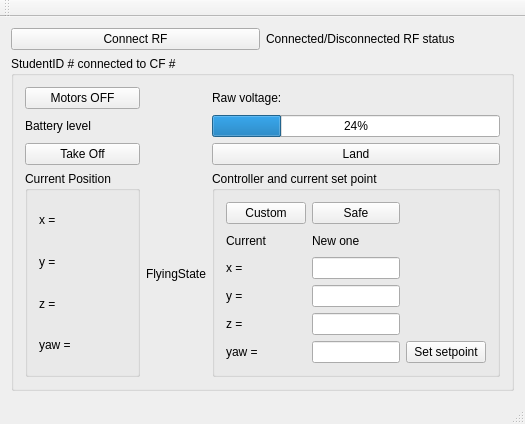
Qt form pps_ws/src/d_fall_pps/GUI_Qt/studentGUI/src/MainWindow.ui (alexdidier/rampc-quadrotor) before a commit.
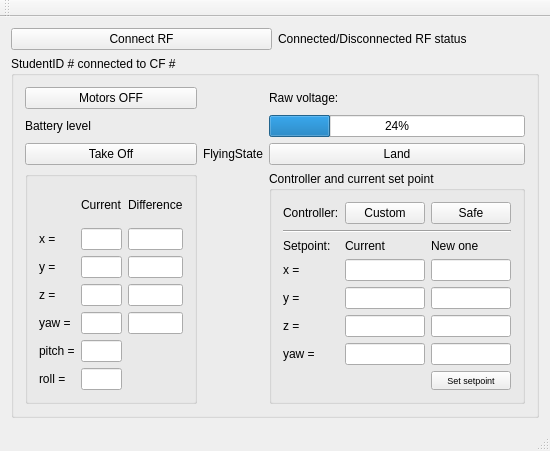
The same form after that commit.

Commit message: Added some new fields to GUI: diff, setpoint wired, etc. Need to test downstairs

What changed in the file:
```diff
--- a/pps_ws/src/d_fall_pps/GUI_Qt/studentGUI/src/MainWindow.ui
+++ b/pps_ws/src/d_fall_pps/GUI_Qt/studentGUI/src/MainWindow.ui
@@ -35,13 +35,6 @@
          </property>
         </widget>
        </item>
-       <item row="4" column="2">
-        <widget class="QLabel" name="flying_state_label">
-         <property name="text">
-          <string>FlyingState</string>
-         </property>
-        </widget>
-       </item>
        <item row="0" column="3">
         <widget class="QLabel" name="raw_voltage">
          <property name="text">
@@ -52,37 +45,135 @@
        <item row="4" column="1">
         <widget class="QGroupBox" name="groupBox_2">
          <property name="title">
-          <string>Current Position</string>
+          <string/>
          </property>
          <layout class="QGridLayout" name="gridLayout_3">
-          <item row="0" column="0">
-           <widget class="QLabel" name="current_x">
+          <item row="6" column="1">
+           <widget class="QLineEdit" name="current_roll">
+            <property name="readOnly">
+             <bool>true</bool>
+            </property>
+           </widget>
+          </item>
+          <item row="2" column="1">
+           <widget class="QLineEdit" name="current_y">
+            <property name="readOnly">
+             <bool>true</bool>
+            </property>
+           </widget>
+          </item>
+          <item row="4" column="1">
+           <widget class="QLineEdit" name="current_yaw">
+            <property name="readOnly">
+             <bool>true</bool>
+            </property>
+           </widget>
+          </item>
+          <item row="3" column="1">
+           <widget class="QLineEdit" name="current_z">
+            <property name="readOnly">
+             <bool>true</bool>
+            </property>
+           </widget>
+          </item>
+          <item row="1" column="0">
+           <widget class="QLabel" name="current_x_label">
             <property name="text">
              <string>x =</string>
             </property>
            </widget>
           </item>
-          <item row="2" column="0">
-           <widget class="QLabel" name="current_z">
+          <item row="3" column="0">
+           <widget class="QLabel" name="current_z_label">
             <property name="text">
              <string>z =</string>
             </property>
            </widget>
           </item>
-          <item row="1" column="0">
-           <widget class="QLabel" name="current_y">
+          <item row="2" column="0">
+           <widget class="QLabel" name="current_y_label">
             <property name="text">
              <string>y =</string>
             </property>
            </widget>
           </item>
-          <item row="3" column="0">
-           <widget class="QLabel" name="current_yaw">
+          <item row="4" column="0">
+           <widget class="QLabel" name="current_yaw_label">
             <property name="text">
              <string>yaw = </string>
             </property>
            </widget>
           </item>
+          <item row="1" column="1">
+           <widget class="QLineEdit" name="current_x">
+            <property name="readOnly">
+             <bool>true</bool>
+            </property>
+           </widget>
+          </item>
+          <item row="5" column="0">
+           <widget class="QLabel" name="current_pitch_label">
+            <property name="text">
+             <string>pitch =</string>
+            </property>
+           </widget>
+          </item>
+          <item row="6" column="0">
+           <widget class="QLabel" name="current_roll_label">
+            <property name="text">
+             <string>roll =</string>
+            </property>
+           </widget>
+          </item>
+          <item row="5" column="1">
+           <widget class="QLineEdit" name="current_pitch">
+            <property name="readOnly">
+             <bool>true</bool>
+            </property>
+           </widget>
+          </item>
+          <item row="0" column="1">
+           <widget class="QLabel" name="label_4">
+            <property name="text">
+             <string>Current</string>
+            </property>
+           </widget>
+          </item>
+          <item row="1" column="2">
+           <widget class="QLineEdit" name="diff_x">
+            <property name="readOnly">
+             <bool>true</bool>
+            </property>
+           </widget>
+          </item>
+          <item row="2" column="2">
+           <widget class="QLineEdit" name="diff_y">
+            <property name="readOnly">
+             <bool>true</bool>
+            </property>
+           </widget>
+          </item>
+          <item row="3" column="2">
+           <widget class="QLineEdit" name="diff_z">
+            <property name="readOnly">
+             <bool>true</bool>
+            </property>
+           </widget>
+          </item>
+          <item row="4" column="2">
+           <widget class="QLineEdit" name="diff_yaw">
+            <property name="readOnly">
+             <bool>true</bool>
+            </property>
+           </widget>
+          </item>
+          <item row="0" column="2">
+           <widget class="QLabel" name="label_5">
+            <property name="text">
+             <string>Difference</string>
+            </property>
+           </widget>
+          </item>
          </layout>
         </widget>
        </item>
@@ -106,81 +197,135 @@
           <string>Controller and current set point</string>
          </property>
          <layout class="QGridLayout" name="gridLayout_4">
+          <item row="0" column="2">
+           <widget class="QPushButton" name="pushButton_4">
+            <property name="text">
+             <string>Safe</string>
+            </property>
+           </widget>
+          </item>
+          <item row="4" column="2">
+           <widget class="QLineEdit" name="new_setpoint_y"/>
+          </item>
+          <item row="6" column="2">
+           <widget class="QLineEdit" name="new_setpoint_yaw"/>
+          </item>
+          <item row="3" column="2">
+           <widget class="QLineEdit" name="new_setpoint_x"/>
+          </item>
           <item row="0" column="0">
-           <widget class="QPushButton" name="pushButton_3">
+           <widget class="QLabel" name="label_2">
             <property name="text">
-             <string>Custom</string>
+             <string>Controller:</string>
             </property>
            </widget>
           </item>
-          <item row="2" column="0">
-           <widget class="QLabel" name="label_7">
-            <property name="text">
-             <string>x =</string>
+          <item row="3" column="1">
+           <widget class="QLineEdit" name="current_setpoint_x">
+            <property name="readOnly">
+             <bool>true</bool>
             </property>
            </widget>
           </item>
-          <item row="4" column="0">
-           <widget class="QLabel" name="label_9">
-            <property name="text">
-             <string>z =</string>
+          <item row="4" column="1">
+           <widget class="QLineEdit" name="current_setpoint_y">
+            <property name="readOnly">
+             <bool>true</bool>
             </property>
            </widget>
           </item>
-          <item row="5" column="0">
+          <item row="6" column="0">
            <widget class="QLabel" name="label_11">
             <property name="text">
              <string>yaw =</string>
             </property>
            </widget>
           </item>
+          <item row="2" column="1">
+           <widget class="QLabel" name="label_12">
+            <property name="text">
+             <string>Current</string>
+            </property>
+           </widget>
+          </item>
           <item row="3" column="0">
+           <widget class="QLabel" name="label_7">
+            <property name="text">
+             <string>x =</string>
+            </property>
+           </widget>
+          </item>
+          <item row="5" column="0">
+           <widget class="QLabel" name="label_9">
+            <property name="text">
+             <string>z =</string>
+            </property>
+           </widget>
+          </item>
+          <item row="4" column="0">
            <widget class="QLabel" name="label_8">
             <property name="text">
              <string>y =</string>
             </property>
            </widget>
           </item>
-          <item row="2" column="1">
-           <widget class="QLineEdit" name="lineEdit"/>
-          </item>
-          <item row="3" column="1">
-           <widget class="QLineEdit" name="lineEdit_2"/>
-          </item>
-          <item row="4" column="1">
-           <widget class="QLineEdit" name="lineEdit_3"/>
-          </item>
-          <item row="5" column="1">
-           <widget class="QLineEdit" name="lineEdit_4"/>
-          </item>
-          <item row="5" column="2">
-           <widget class="QPushButton" name="pushButton_5">
+          <item row="7" column="2">
+           <widget class="QPushButton" name="set_setpoint_button">
+            <property name="font">
+             <font>
+              <pointsize>7</pointsize>
+             </font>
+            </property>
             <property name="text">
              <string>Set setpoint</string>
             </property>
            </widget>
           </item>
-          <item row="0" column="1">
-           <widget class="QPushButton" name="pushButton_4">
-            <property name="text">
-             <string>Safe</string>
+          <item row="5" column="1">
+           <widget class="QLineEdit" name="current_setpoint_z">
+            <property name="readOnly">
+             <bool>true</bool>
             </property>
            </widget>
           </item>
-          <item row="1" column="0">
-           <widget class="QLabel" name="label_12">
+          <item row="2" column="0">
+           <widget class="QLabel" name="label_3">
             <property name="text">
-             <string>Current</string>
+             <string>Setpoint:</string>
             </property>
            </widget>
           </item>
-          <item row="1" column="1">
+          <item row="6" column="1">
+           <widget class="QLineEdit" name="current_setpoint_yaw">
+            <property name="readOnly">
+             <bool>true</bool>
+            </property>
+           </widget>
+          </item>
+          <item row="5" column="2">
+           <widget class="QLineEdit" name="new_setpoint_z"/>
+          </item>
+          <item row="2" column="2">
            <widget class="QLabel" name="label_13">
             <property name="text">
              <string>New one</string>
             </property>
            </widget>
           </item>
+          <item row="0" column="1">
+           <widget class="QPushButton" name="pushButton_3">
+            <property name="text">
+             <string>Custom</string>
+            </property>
+           </widget>
+          </item>
+          <item row="1" column="0" colspan="3">
+           <widget class="Line" name="line">
+            <property name="orientation">
+             <enum>Qt::Horizontal</enum>
+            </property>
+           </widget>
+          </item>
          </layout>
         </widget>
        </item>
@@ -198,6 +343,19 @@
          </property>
         </widget>
        </item>
+       <item row="3" column="2">
+        <widget class="QLabel" name="flying_state_label">
+         <property name="sizePolicy">
+          <sizepolicy hsizetype="MinimumExpanding" vsizetype="Preferred">
+           <horstretch>0</horstretch>
+           <verstretch>0</verstretch>
+          </sizepolicy>
+         </property>
+         <property name="text">
+          <string>FlyingState</string>
+         </property>
+        </widget>
+       </item>
       </layout>
      </widget>
     </item>
```
The commit also changes 3 other files.
